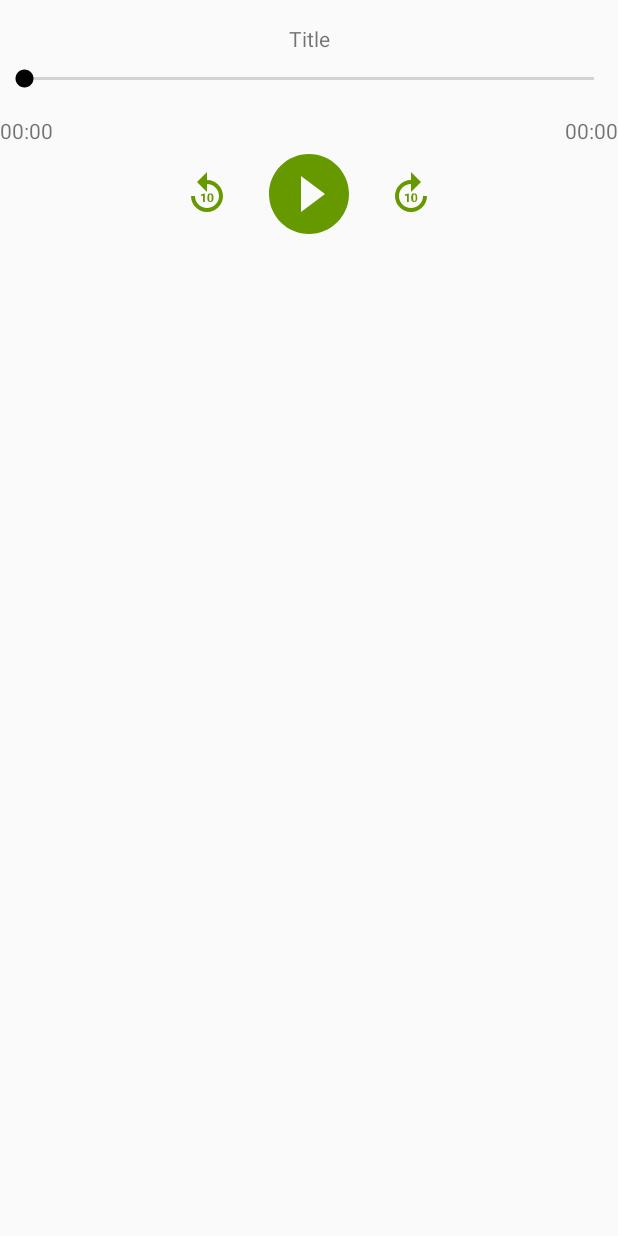
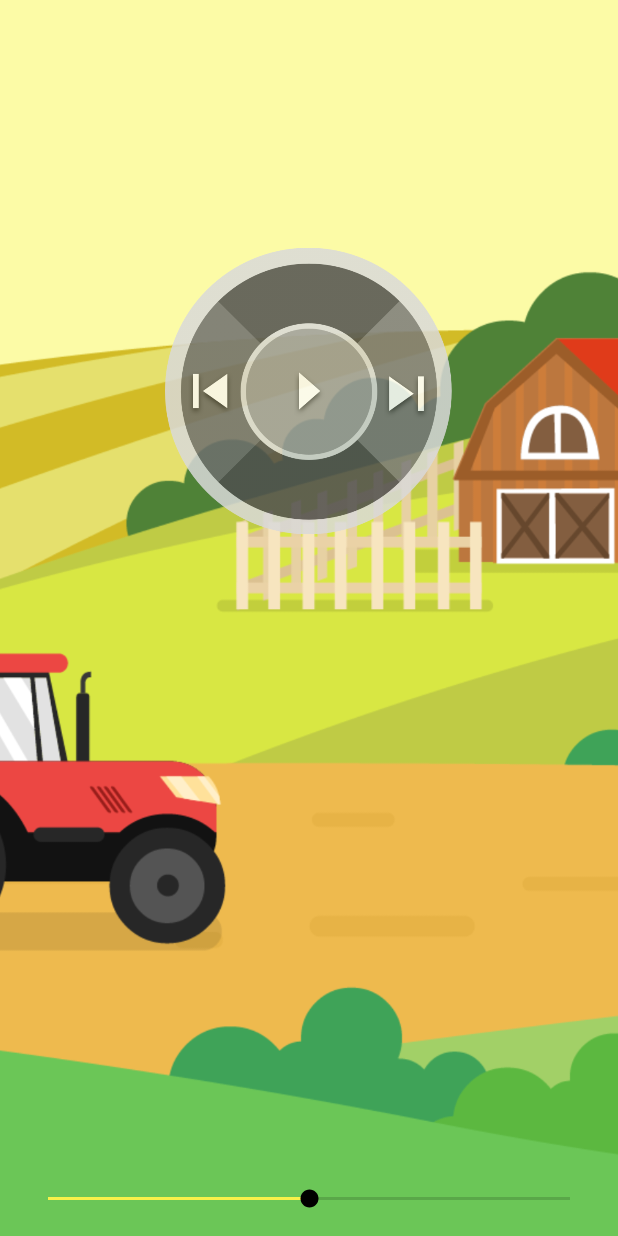
Before and after one commit to maxterjy/voa-learning-english-android, an Android app: the layout fragment_audio_play.xml on its own in the app's theme, with its tools: preview values and no code run, on a phone screen of 412 x 824 dp. Run offline under Robolectric (Android 15) with nearby library versions, the phone set to English and light mode, and no system bars.

Commit message:
Add audio play fragment

```diff
--- a/VOALearning/app/src/main/java/minimalism/voalearning/audioplayer/AudioPlayFragment.kt
+++ b/VOALearning/app/src/main/java/minimalism/voalearning/audioplayer/AudioPlayFragment.kt
@@ -35,10 +35,10 @@ class AudioPlayFragment : Fragment() {
         Log.i("thach", "AudioPlayFragment onCreateView")
 
         mFragmentBinding = FragmentAudioPlayBinding.inflate(inflater, container, false)
-        mArgs = AudioPlayFragmentArgs.fromBundle(arguments)
+//        mArgs = AudioPlayFragmentArgs.fromBundle(arguments)
 
-        val urlStrl = mArgs.newsInfo.mAudioUrl
-        AudioPlayServiceHolder.mAudioService?.startAudioFromURL(urlStrl)
+//        val urlStrl = mArgs.newsInfo.mAudioUrl
+//        AudioPlayServiceHolder.mAudioService?.startAudioFromURL(urlStrl)
 
         return mFragmentBinding.root
     }
--- a/VOALearning/app/src/main/res/layout/fragment_audio_play.xml
+++ b/VOALearning/app/src/main/res/layout/fragment_audio_play.xml
@@ -1,75 +1,83 @@
 <?xml version="1.0" encoding="utf-8"?>
-<layout xmlns:android="http://schemas.android.com/apk/res/android" xmlns:tools="http://schemas.android.com/tools">
+<layout
+        xmlns:android="http://schemas.android.com/apk/res/android"
+        xmlns:app="http://schemas.android.com/apk/res-auto" xmlns:tools="http://schemas.android.com/tools">
 
     <data>
 
     </data>
 
-    <LinearLayout
+    <androidx.constraintlayout.widget.ConstraintLayout
+            android:orientation="vertical"
             android:layout_width="match_parent"
             android:layout_height="match_parent"
-            android:orientation="vertical"
             tools:context=".audioplayer.AudioPlayFragment">
 
-        <TextView
-                android:id="@+id/title"
-                android:layout_width="match_parent"
+        <ImageView
+            android:layout_width="match_parent"
+            android:layout_height="match_parent"
+            android:src="@drawable/background"
+            android:scaleType="centerCrop"
+        />
+
+        <androidx.constraintlayout.widget.Guideline
+                android:id="@+id/guideline_mid"
+                android:orientation="horizontal"
+                android:layout_width="wrap_content"
                 android:layout_height="wrap_content"
-                android:text="Title"
-                android:gravity="center"
-                android:layout_marginTop="16dp"/>
+                app:layout_constraintGuide_percent="0.2"
+                />
+
+        <ImageView
+                android:id="@+id/media_controls"
+                android:layout_width="192dp"
+                android:layout_height="192dp"
+                android:alpha="0.85"
+                android:src="@drawable/ic_media_with_play"
+                app:layout_constraintLeft_toLeftOf="parent"
+                app:layout_constraintRight_toRightOf="parent"
+                app:layout_constraintTop_toTopOf="@id/guideline_mid"
+                />
+
+        <Button
+                android:id="@+id/button_previous"
+                android:background="@android:color/transparent"
+                android:layout_width="50dp"
+                android:layout_height="0dp"
+                app:layout_constraintTop_toTopOf="@id/media_controls"
+                app:layout_constraintBottom_toBottomOf="@id/media_controls"
+                app:layout_constraintLeft_toLeftOf="@id/media_controls"/>
+
+        <Button
+                android:id="@+id/button_next"
+                android:background="@android:color/transparent"
+                android:layout_width="50dp"
+                android:layout_height="0dp"
+                app:layout_constraintTop_toTopOf="@id/media_controls"
+                app:layout_constraintBottom_toBottomOf="@id/media_controls"
+                app:layout_constraintRight_toRightOf="@id/media_controls"/>
+
+        <Button
+                android:id="@+id/button_play"
+                android:background="@android:color/transparent"
+                android:layout_width="0dp"
+                android:layout_height="0dp"
+                app:layout_constraintTop_toTopOf="@id/media_controls"
+                app:layout_constraintBottom_toBottomOf="@id/media_controls"
+                app:layout_constraintLeft_toRightOf="@id/button_previous"
+                app:layout_constraintRight_toLeftOf="@id/button_next"
+                />
+
 
         <SeekBar
-                android:id="@+id/bar_playback"
-                android:layout_width="match_parent"
+                android:layout_width="0dp"
+                android:progress="50"
+                android:progressTint="#F7F14A"
                 android:layout_height="wrap_content"
-                android:layout_marginTop="8dp"/>
+                app:layout_constraintLeft_toLeftOf="parent"
+                app:layout_constraintRight_toRightOf="parent"
+                app:layout_constraintBottom_toBottomOf="parent"
+                android:layout_margin="16dp"/>
 
-        <RelativeLayout
-                android:layout_marginTop="16dp"
-                android:layout_width="match_parent"
-                android:layout_height="wrap_content">
-
-            <TextView
-                    android:id="@+id/tv_current_time"
-                    android:layout_width="wrap_content"
-                    android:layout_height="wrap_content"
-                    android:layout_alignParentLeft="true"
-                    android:text="00:00"/>
-
-            <Button
-                    android:id="@+id/btn_skip_backward"
-                    android:layout_width="32dp"
-                    android:layout_height="32dp"
-                    android:background="@drawable/ic_skip_backward"
-                    android:layout_centerVertical="true"
-                    android:layout_toLeftOf="@id/btn_play"/>
-
-            <Button
-                    android:id="@+id/btn_play"
-                    android:layout_width="64dp"
-                    android:layout_height="64dp"
-                    android:background="@drawable/ic_play"
-                    android:layout_centerVertical="true"
-                    android:layout_centerHorizontal="true"
-                    android:layout_margin="20dp"/>
-
-            <Button
-                    android:id="@+id/btn_skip_forward"
-                    android:layout_width="32dp"
-                    android:layout_height="32dp"
-                    android:background="@drawable/ic_skip_forward"
-                    android:layout_centerVertical="true"
-                    android:layout_toRightOf="@id/btn_play"/>/>
-
-            <TextView
-                    android:id="@+id/tv_duration"
-                    android:layout_width="wrap_content"
-                    android:layout_height="wrap_content"
-                    android:layout_alignParentRight="true"
-                    android:text="00:00"/>
-
-        </RelativeLayout>
-
-    </LinearLayout>
+    </androidx.constraintlayout.widget.ConstraintLayout>
 </layout>
--- a/VOALearning/app/src/main/res/navigation/main_navigation.xml
+++ b/VOALearning/app/src/main/res/navigation/main_navigation.xml
@@ -3,7 +3,7 @@
             xmlns:app="http://schemas.android.com/apk/res-auto"
             xmlns:tools="http://schemas.android.com/tools"
             android:id="@+id/main_navigation"
-            app:startDestination="@id/listChannelFragment">
+            app:startDestination="@id/audioPlayFragment">
 
     <fragment
             android:id="@+id/listChannelFragment"
```
Also changed, not shown: VOALearning/app/src/main/res/drawable/background.png (added), VOALearning/app/src/main/res/drawable/ic_media_with_pause.png (added), VOALearning/app/src/main/res/drawable/ic_media_with_play.png (added), VOALearning/app/src/main/res/drawable/ic_pause_white_24dp.png (added), VOALearning/app/src/main/res/drawable/ic_play_arrow_white_24dp.png (added), VOALearning/app/src/main/res/drawable/ic_skip_next_white_24dp.png (added), VOALearning/app/src/main/res/drawable/ic_skip_previous_white_24dp.png (added), VOALearning/app/src/main/res/drawable/ic_stat_image_audiotrack.png (added).
